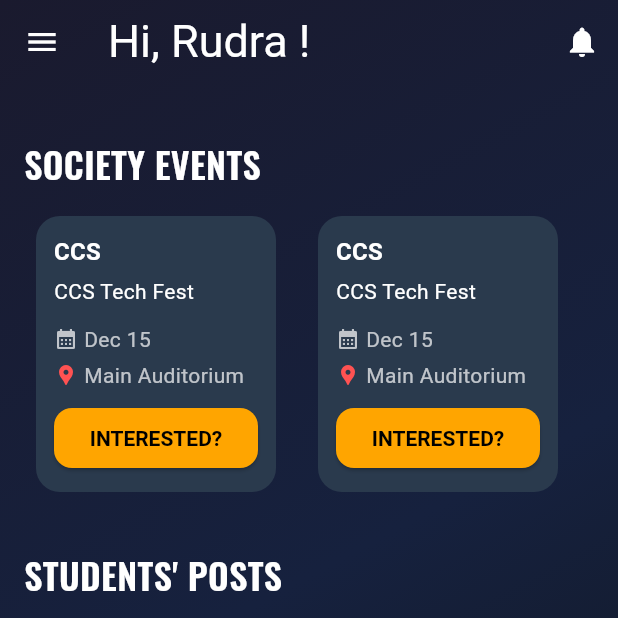
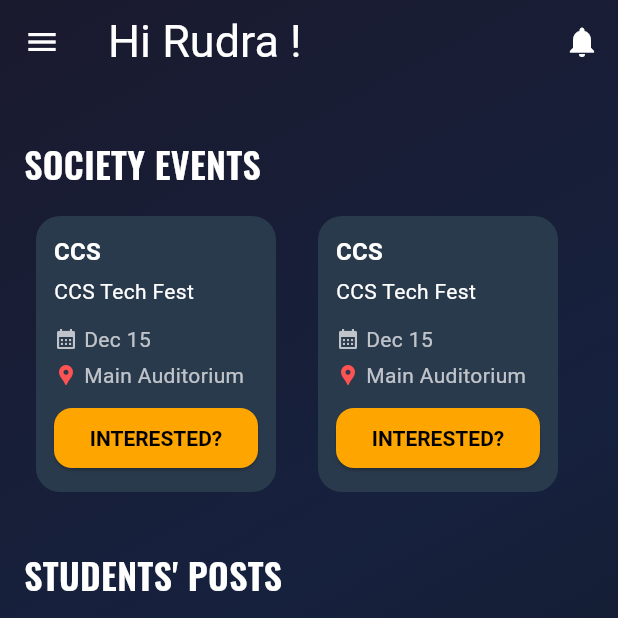
Before and after one commit to WEFT-TIET/FRONTEND, a Flutter app: the screen it shows after launch, on a phone screen of 412 x 824 dp, the top half of it. Run offline on Flutter 3.47's test engine with Material 3 defaults, Android fonts, the phone set to English and light mode, and no system bars; our stand-ins replace flutter_svg, geolocator, google_fonts; Roboto replaces fonts that are missing (Indie Flower).

Commit message:
kuch toh kra

```diff
--- a/frontend_weft/lib/features/home/view/pages/home.dart
+++ b/frontend_weft/lib/features/home/view/pages/home.dart
@@ -27,7 +27,7 @@ class HomePage extends StatelessWidget {
           backgroundColor: AppPallete.transperantColor,
           elevation: 0,
           title: Text(
-            'Hi, Rudra !',
+            'Hi Rudra !',
             style: GoogleFonts.getFont(
               'Indie Flower',
               fontSize: 30,
--- a/frontend_weft/pubspec.yaml
+++ b/frontend_weft/pubspec.yaml
@@ -35,6 +35,8 @@ dependencies:
   location: ^5.0.3     # For getting user location
   geolocator: ^10.1.0
   intl: ^0.18.0
+  excel: ^2.0.0  # For reading Excel files
+  file_picker: ^5.0.0  # For file selection
 
   # The following adds the Cupertino Icons font to your application.
   # Use with the CupertinoIcons class for iOS style icons.
```
Also changed, not shown: frontend_weft/lib/features/home/view/Drawer/map.dart (line endings or trailing spaces), frontend_weft/pubspec.lock, 3 other files.
